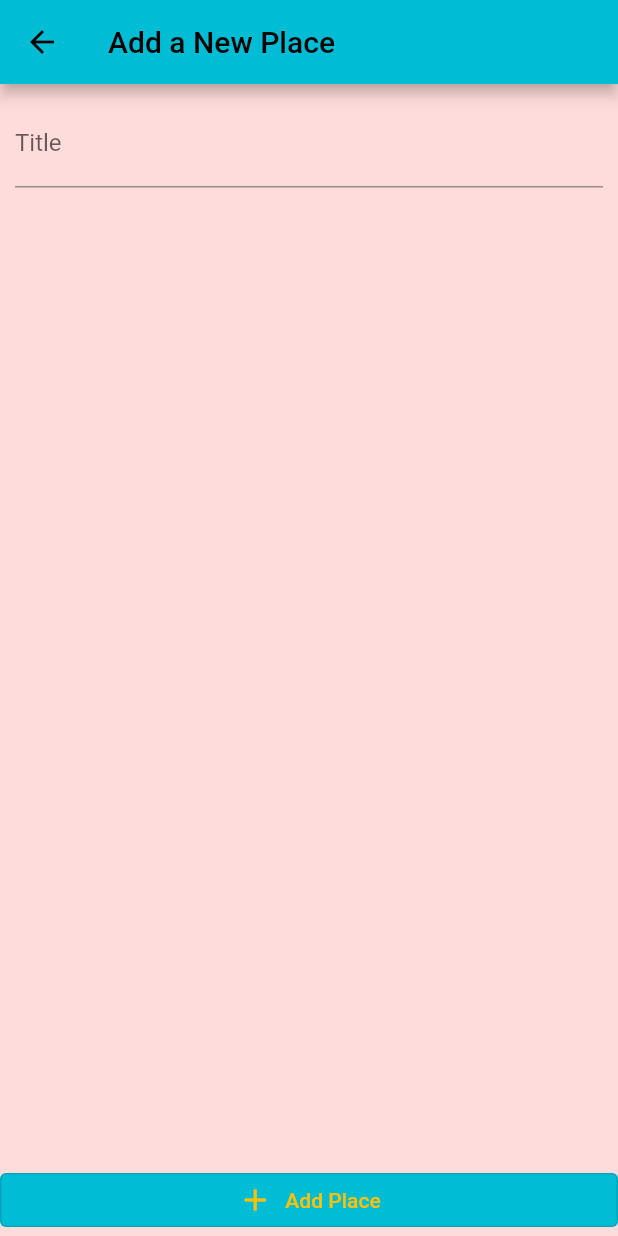
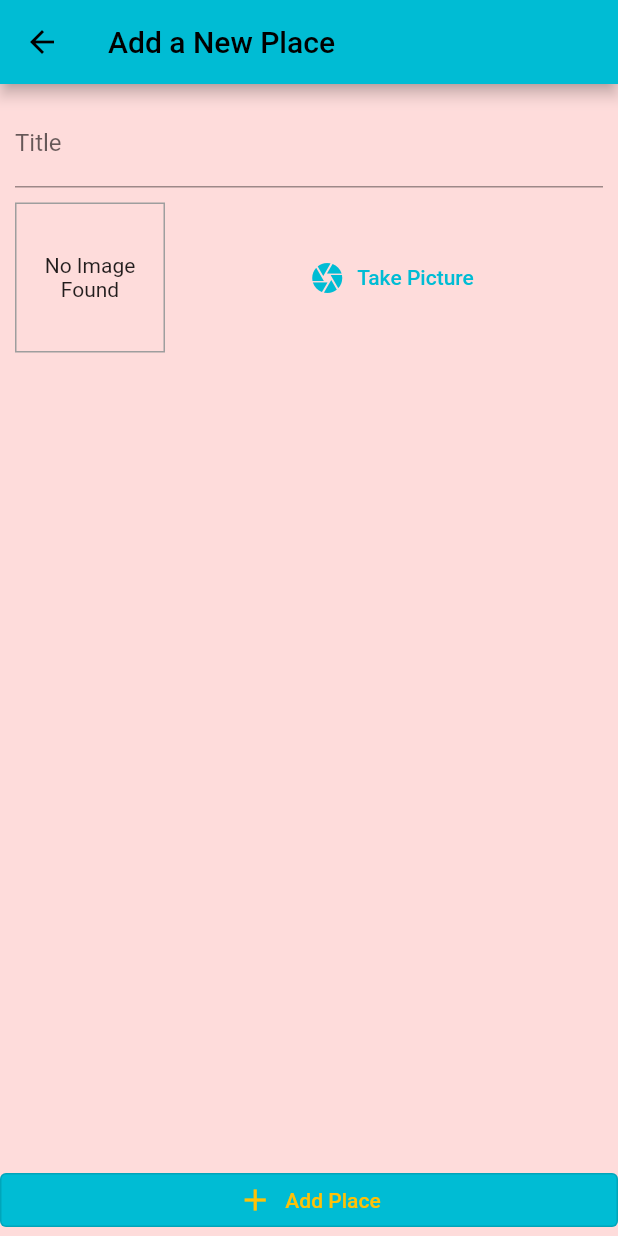
Before and after one commit to Khan-06/Great_Places, a Flutter app: the AddPlaceScreen screen opened by its route, on a phone screen of 412 x 824 dp. Run offline on Flutter 3.47's test engine with Material 2 defaults, Android fonts, the phone set to English and light mode, and no system bars.

Commit message:
Programming and pushing after a long time

```diff
--- a/lib/screens/add_place_screen.dart
+++ b/lib/screens/add_place_screen.dart
@@ -1,4 +1,6 @@
 import 'package:flutter/material.dart';
+
+import '../widgets/image_input.dart';
 
 class AddPlaceScreen extends StatefulWidget {
   const AddPlaceScreen({Key? key}) : super(key: key);
@@ -29,8 +31,7 @@ class _AddPlaceScreenState extends State<AddPlaceScreen> {
                       controller: _titleController,
                     ),
                     const SizedBox(height: 10,),
-                    Container(),
-                    TextButton(onPressed: (){}, child: Container())
+                    const ImageInput()
                   ],
                 ),
               ),
--- a/lib/widgets/image_input.dart
+++ b/lib/widgets/image_input.dart
@@ -10,7 +10,7 @@ class ImageInput extends StatefulWidget {
 
 class _ImageInputState extends State<ImageInput> {
 
-  late File _storedImage;
+   File? _storedImage;
   @override
   Widget build(BuildContext context) {
     return Row(
@@ -21,10 +21,11 @@ class _ImageInputState extends State<ImageInput> {
           decoration: BoxDecoration(
             border: Border.all(width: 1,color: Colors.grey)
           ),
-          child: _storedImage != null ? Container() : Container(),
           alignment: Alignment.center,
+          child: _storedImage != null ? Image.file(_storedImage!, fit: BoxFit.cover, width: double.infinity,) : const Text('No Image Found', textAlign: TextAlign.center,),
         ),
-        TextButton(onPressed: (){}, child: Container())
+        const SizedBox(width: 10,),
+        Expanded(child: TextButton.icon(onPressed: (){}, icon: const Icon(Icons.camera), label: const Text('Take Picture'),))
       ],
     );
   }
```
